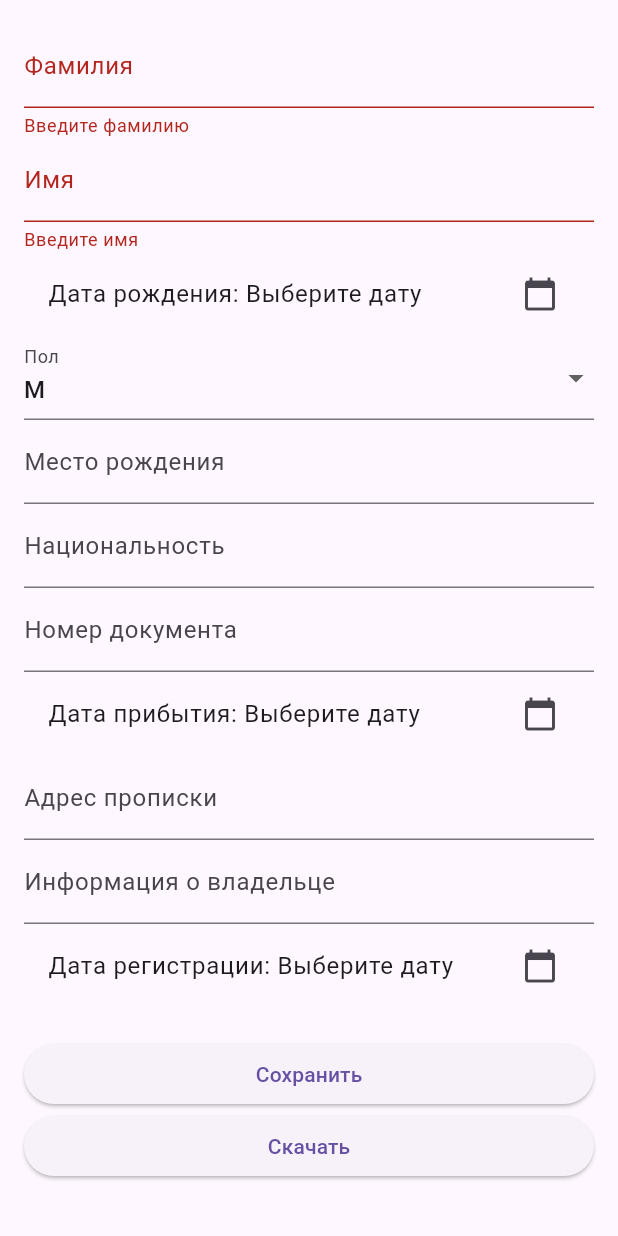
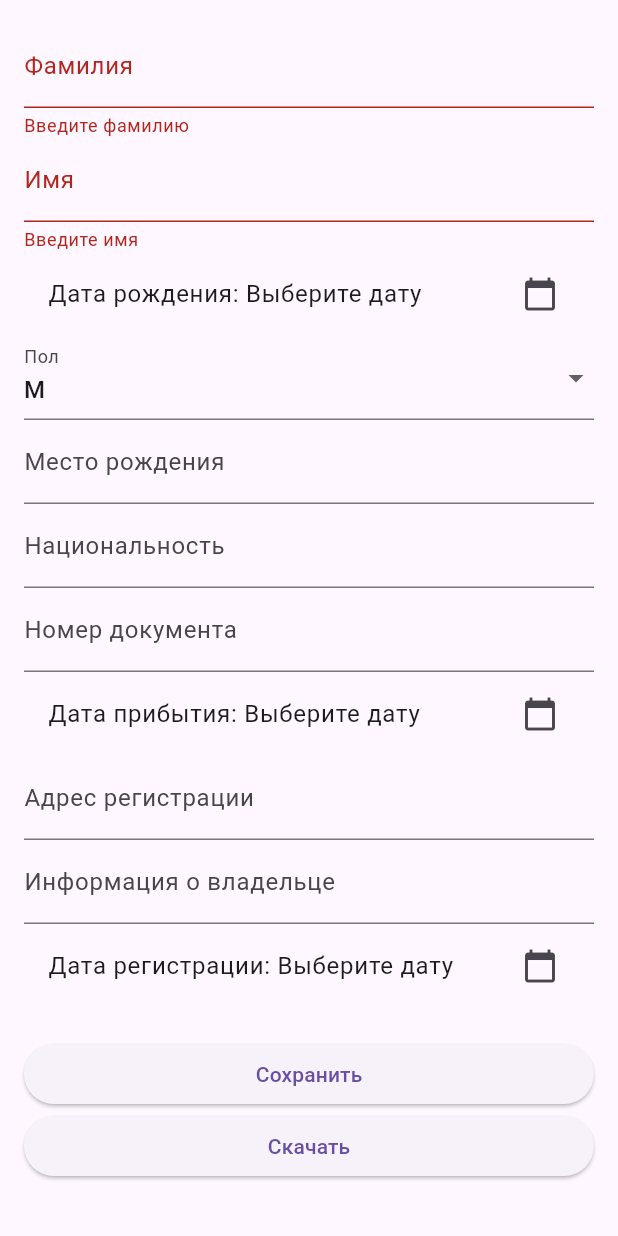
Before and after one commit to ialakey/srbguide, a Flutter app: the InformationForm screen opened directly, after a tap on "Скачать", on a phone screen of 412 x 824 dp. Run offline on Flutter 3.47's test engine with Material 3 defaults, Android fonts, the phone set to English and light mode, and no system bars; our stand-ins replace open_file, timezone, webview_flutter; missing offline and left inert: device_calendar, docx_template.

Commit message:
add exchange screen

```diff
--- a/lib/main.dart
+++ b/lib/main.dart
@@ -3,6 +3,7 @@ import 'package:flutter/material.dart';
 import 'screens/author.dart';
 import 'screens/calculator.dart';
 import 'screens/calculator_tax.dart';
+import 'screens/exchange.dart';
 import 'screens/russian_places.dart';
 import 'screens/serbia_guide.dart';
 import 'screens/smokers_lounge.dart';
@@ -70,6 +71,8 @@ class _MainScreenState extends State<MainScreen> {
         return AuthorScreen();
       case 7:
         return SmokersLoungeScreen();
+      case 8:
+        return ExchangePlacesScreen();
       default:
         return InformationForm();
     }
--- a/lib/screens/white_cardboard.dart
+++ b/lib/screens/white_cardboard.dart
@@ -25,8 +25,8 @@ class _InformationFormState extends State<InformationForm> {
   DateTime? _arrivalDate;
   DateTime? _registrationDate;
 
-  String _gender = 'М';
-  List<String> _genderOptions = ['М', 'Ж'];
+  String _gender = 'M';
+  List<String> _genderOptions = ['M', 'Ž'];
 
   @override
   Widget build(BuildContext context) {
@@ -127,7 +127,7 @@ class _InformationFormState extends State<InformationForm> {
               ),
               TextFormField(
                 controller: _addressController,
-                decoration: InputDecoration(labelText: 'Адрес прописки'),
+                decoration: InputDecoration(labelText: 'Адрес регистрации'),
               ),
               TextFormField(
                 controller: _ownerInfoController,
--- a/lib/widget/drawer.dart
+++ b/lib/widget/drawer.dart
@@ -69,7 +69,7 @@ class DrawerScreen extends StatelessWidget {
                 leading: Icon(Icons.account_balance),
                 title: Text('Обменники'),
                 onTap: () {
-                  onNavItemTapped(4);
+                  onNavItemTapped(8);
                   Navigator.pop(context);
                 },
               ),
```
Also changed, not shown: lib/screens/exchange.dart (added, +14 -0 lines).
